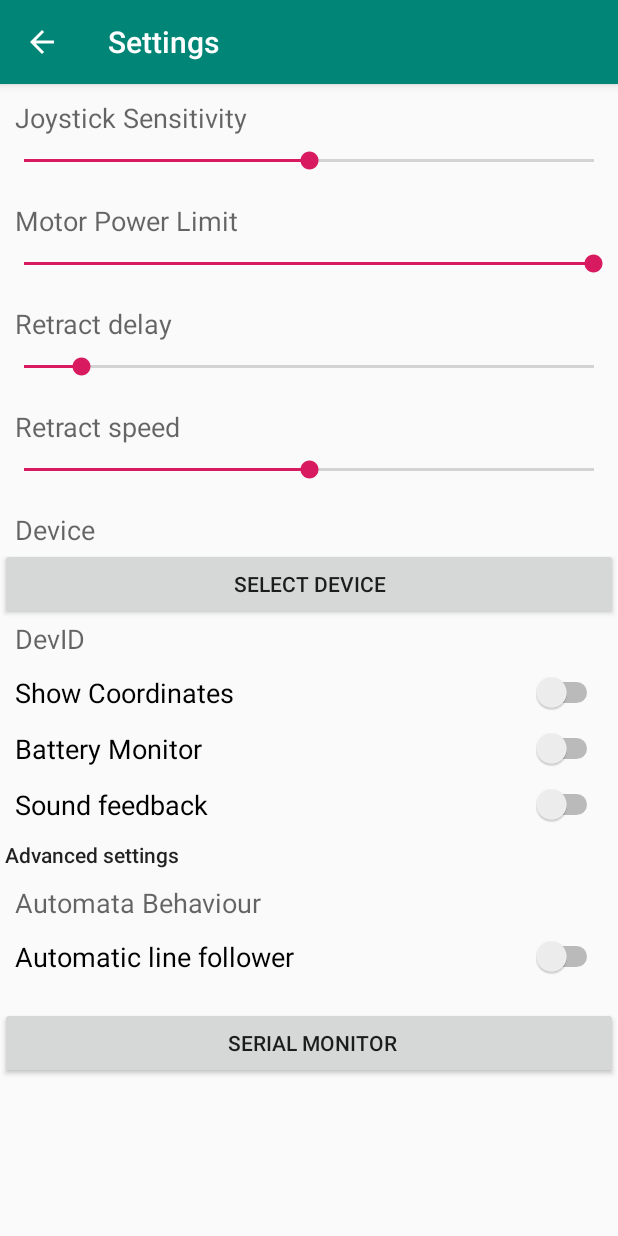
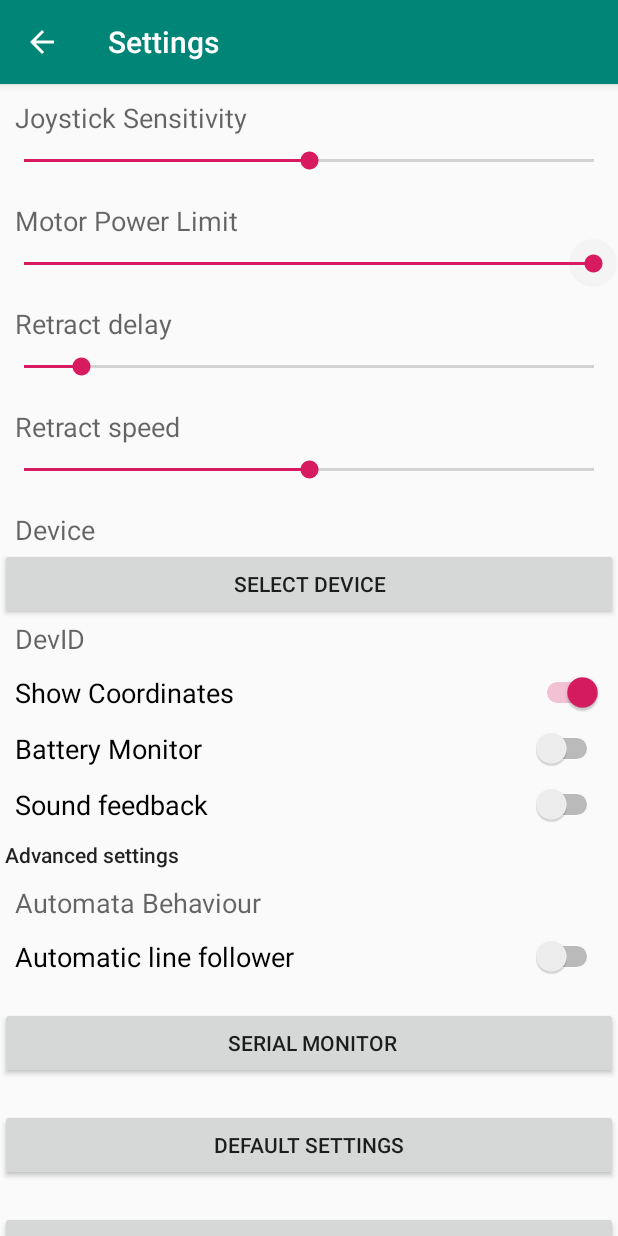
Before and after one commit to VideoMem/Remote-Joystick, an Android app: the SettingsView screen opened directly, with no data from a screen before it, on a phone screen of 412 x 824 dp. Run offline under Robolectric (Android 15) with nearby library versions, the phone set to English and light mode, and no system bars.

Commit message:
Settings Activity Shared Params

```diff
--- a/app/src/main/AndroidManifest.xml
+++ b/app/src/main/AndroidManifest.xml
@@ -1,14 +1,17 @@
 <?xml version="1.0" encoding="utf-8"?>
 <manifest xmlns:android="http://schemas.android.com/apk/res/android"
+    xmlns:tools="http://schemas.android.com/tools"
     package="com.example.remotejoystick">
 
     <application
+        android:name=".AppParameters"
         android:allowBackup="true"
         android:icon="@mipmap/ic_launcher"
         android:label="@string/app_name"
         android:roundIcon="@mipmap/ic_launcher_round"
         android:supportsRtl="true"
-        android:theme="@style/AppTheme">
+        android:theme="@style/AppTheme"
+        tools:ignore="GoogleAppIndexingWarning">
         <activity
             android:name=".SettingsView"
             android:label="@string/title_activity_settings"
--- /dev/null
+++ b/app/src/main/java/com/example/remotejoystick/AppParameters.java
@@ -0,0 +1,42 @@
+package com.example.remotejoystick;
+
+import android.app.Application;
+import android.util.Log;
+
+public class AppParameters extends Application {
+
+    protected double sensitivity;
+    protected int power;
+    protected int retractDelay;
+    protected int retractSpeed;
+    protected boolean coordVisible;
+    protected boolean sound;
+
+    public void defaults() {
+        setPower(255);
+        setSensitivity(4);
+        setRetractDelay(300);
+        setRetractSpeed(50);
+        setCoordVisible(true);
+    }
+
+    public AppParameters() {
+        defaults();
+    }
+
+    public AppParameters self() { return this; }
+
+    public int getPower() { return power; }
+    public double getSensitivity() { return sensitivity; }
+    public void setPower(int p) { power = p; }
+    public void setSensitivity(double v) { sensitivity = v; }
+    public void setRetractDelay(int del) { retractDelay = del; }
+    public int getRetractDelay() { return retractDelay; }
+    public void setRetractSpeed(int spd) { retractSpeed = spd; }
+    public int getRetractSpeed() { return retractSpeed; }
+    public boolean showCoordinates() { return coordVisible; }
+    public void setCoordVisible(boolean v) { coordVisible = v; }
+    public boolean getSound() { return sound; }
+    public void setSound(boolean v) { sound = v; }
+
+}
--- a/app/src/main/java/com/example/remotejoystick/MainActivity.java
+++ b/app/src/main/java/com/example/remotejoystick/MainActivity.java
@@ -3,11 +3,12 @@ import android.os.Bundle;
 import androidx.appcompat.app.AppCompatActivity;
 
 public class MainActivity extends AppCompatActivity {
+    protected static XYView xy = null;
 
     @Override
     protected void onCreate(Bundle savedInstanceState) {
         super.onCreate(savedInstanceState);
-        XYView xy = new XYView(this, this);
+        xy = new XYView(this, this, ((AppParameters) this.getApplication()).self());
         setContentView(xy);
     }
 
--- a/app/src/main/java/com/example/remotejoystick/SettingsView.java
+++ b/app/src/main/java/com/example/remotejoystick/SettingsView.java
@@ -1,55 +1,182 @@
 package com.example.remotejoystick;
 
 import android.appwidget.AppWidgetManager;
+import android.content.DialogInterface;
 import android.content.Intent;
 import android.os.Bundle;
 import android.util.Log;
 import android.view.View;
 import android.widget.Button;
+import android.widget.CompoundButton;
+import android.widget.SeekBar;
+import android.widget.Switch;
 
-import androidx.appcompat.app.ActionBar;
+import androidx.appcompat.app.AlertDialog;
 import androidx.appcompat.app.AppCompatActivity;
-import androidx.preference.PreferenceFragmentCompat;
+
 
 public class SettingsView extends AppCompatActivity
-    implements View.OnClickListener {
+    implements View.OnClickListener,
+        SeekBar.OnSeekBarChangeListener,
+        Switch.OnCheckedChangeListener {
 
     protected Button mButton;
+    protected Button mReset;
+    protected Button mExit;
+    protected SeekBar power;
+    protected SeekBar sens;
+    protected SeekBar retractDelay;
+    protected SeekBar retractSpeed;
+    protected AppParameters param;
+    protected Switch showCoords;
+    protected Switch soundEnable;
+
+    @Override
+    public void onStopTrackingTouch(SeekBar seekBar) {
+    }
+
+    @Override
+    public void onStartTrackingTouch(SeekBar seekBar) {
+    }
+
+    @Override
+    public void onProgressChanged(SeekBar seekBar, int progress, boolean fromUser) {
+        switch(seekBar.getId()) {
+            case R.id.power:
+                param.setPower(power.getProgress());
+                break;
+            case R.id.sensitivity:
+                param.setSensitivity((double) sens.getProgress() / 10);
+                break;
+            case R.id.retractDelay:
+                param.setRetractDelay(retractDelay.getProgress());
+                break;
+            case R.id.retractSpeed:
+                param.setRetractSpeed(retractSpeed.getProgress());
+                break;
+        }
+    }
+
+    @Override
+    public void onCheckedChanged(CompoundButton buttonView, boolean isChecked) {
+        switch (buttonView.getId()) {
+            case R.id.showCoords:
+                param.setCoordVisible(isChecked);
+                break;
+            case R.id.soundFeed:
+                param.setSound(isChecked);
+                break;
+        }
+    }
 
     @Override
     protected void onCreate(Bundle savedInstanceState) {
         super.onCreate(savedInstanceState);
         setContentView(R.layout.settings_activity);
-        //getSupportFragmentManager()
-          //      .beginTransaction()
-          //      .replace(R.id.settings, new SettingsFragment())
-           //    .commit();
-        //ActionBar actionBar = getSupportActionBar();
-       // if (actionBar != null) {
-         //   actionBar.setDisplayHomeAsUpEnabled(true);
-        //}
+        param = ((AppParameters) this.getApplication()).self();
 
         mButton = findViewById(R.id.button);
         mButton.setOnClickListener(this);
-        Log.d("ID", "hello!");
+        mReset = findViewById(R.id.defSettings);
+        mReset.setOnClickListener(this);
+        mExit = findViewById(R.id.exitApp);
+        mExit.setOnClickListener(this);
+        power = findViewById(R.id.power);
+        power.setOnSeekBarChangeListener(this);
+        sens = findViewById(R.id.sensitivity);
+        sens.setOnSeekBarChangeListener(this);
+        retractDelay = findViewById(R.id.retractDelay);
+        retractDelay.setOnSeekBarChangeListener(this);
+        retractSpeed = findViewById(R.id.retractSpeed);
+        retractSpeed.setOnSeekBarChangeListener(this);
+        showCoords = findViewById(R.id.showCoords);
+        showCoords.setOnCheckedChangeListener(this);
+        soundEnable = findViewById(R.id.soundFeed);
+        soundEnable.setOnCheckedChangeListener(this);
+        read();
+    }
+
+    protected void read() {
+        double sns = param.getSensitivity() * 10;
+        sens.setProgress((int) sns);
+        power.setProgress(param.getPower());
+        retractDelay.setProgress(param.getRetractDelay());
+        retractSpeed.setProgress(param.getRetractSpeed());
+        showCoords.setChecked(param.showCoordinates());
+        soundEnable.setChecked(param.getSound());
+    }
+
+    public void resetDialog() {
+        AlertDialog.Builder builder = new AlertDialog.Builder(this);
+
+        builder.setTitle("Confirm parameter reset");
+        builder.setMessage("Are you sure?");
+
+        builder.setPositiveButton("YES", new DialogInterface.OnClickListener() {
+
+            public void onClick(DialogInterface dialog, int which) {
+                param.defaults();
+                read();
+                dialog.dismiss();
+            }
+        });
+
+        builder.setNegativeButton("NO", new DialogInterface.OnClickListener() {
+
+            @Override
+            public void onClick(DialogInterface dialog, int which) {
+                // Do nothing
+                dialog.dismiss();
+            }
+        });
+
+        AlertDialog alert = builder.create();
+        alert.show();
+    }
+
+    public void exitDialog() {
+        AlertDialog.Builder builder = new AlertDialog.Builder(this);
+
+        builder.setTitle("Confirm application exit");
+        builder.setMessage("Are you sure?");
+
+        builder.setPositiveButton("YES", new DialogInterface.OnClickListener() {
+
+            public void onClick(DialogInterface dialog, int which) {
+                int pid = android.os.Process.myPid();
+                android.os.Process.killProcess(pid);
+                dialog.dismiss();
+            }
+        });
+
+        builder.setNegativeButton("NO", new DialogInterface.OnClickListener() {
+
+            @Override
+            public void onClick(DialogInterface dialog, int which) {
+                // Do nothing
+                dialog.dismiss();
+            }
+        });
+
+        AlertDialog alert = builder.create();
+        alert.show();
     }
 
     @Override
     public void onClick(View view) {
-        Log.d("ID", String.valueOf(view.getId()));
-
         switch (view.getId()) {
             case R.id.button:
                 Intent intent = new Intent(this, MainActivity.class);
                 this.startActivity(intent);
                 break;
+            case R.id.defSettings:
+                resetDialog();
+                break;
+            case R.id.exitApp:
+                exitDialog();
+                break;
         }
+
     }
 
-    //public static class SettingsFragment extends PreferenceFragmentCompat {
-    //    @Override
-    //    public void onCreatePreferences(Bundle savedInstanceState, String rootKey) {
-          //  setPreferencesFromResource(R.layout.settings_activity, rootKey);
-    //    }
-    //}
 }
--- a/app/src/main/java/com/example/remotejoystick/ViewPort.java
+++ b/app/src/main/java/com/example/remotejoystick/ViewPort.java
@@ -10,7 +10,8 @@ import static java.lang.Math.round;
 import static java.lang.Math.sqrt;
 
 public class ViewPort extends View {
-    public ViewPort(Context context)  { super(context); }
+    public ViewPort(Context context, AppParameters p)  { super(context); param = p; }
+    protected AppParameters param;
 
     protected int x() {
         Point size = new Point();
@@ -54,10 +55,7 @@ public class ViewPort extends View {
     protected void rotate(int x, int y, double angle, Point res) {
         Point crt = new Point(); toCartesian(x, y, crt);
 
-        //normalize(vector); // No  need to normalize, vector is already ok...
-
         int u = (int)((double) crt.x * Math.cos(angle) - (double) crt.y * Math.sin(angle));
-
         int v = (int)((double) crt.x * Math.sin(angle) + (double) crt.y * Math.cos(angle));
 
         Point screen = new Point();
--- a/app/src/main/res/layout/settings_activity.xml
+++ b/app/src/main/res/layout/settings_activity.xml
@@ -2,10 +2,13 @@
     android:layout_width="fill_parent"
     android:layout_height="fill_parent"
     xmlns:android="http://schemas.android.com/apk/res/android">
+
     <ScrollView
+        android:id="@+id/autoFollow"
         android:layout_width="fill_parent"
         android:layout_height="wrap_content">
-        <LinearLayout xmlns:android="http://schemas.android.com/apk/res/android"
+
+        <LinearLayout
             android:layout_width="match_parent"
             android:layout_height="match_parent"
             android:orientation="vertical"
@@ -28,8 +31,8 @@
                 style="@style/Widget.AppCompat.SeekBar"
                 android:layout_width="match_parent"
                 android:layout_height="34dp"
-                android:max="8"
-                android:progress="4" />
+                android:max="80"
+                android:progress="40" />
 
             <TextView
                 android:id="@+id/textView3"
@@ -44,6 +47,9 @@
                 android:id="@+id/power"
                 android:layout_width="match_parent"
                 android:layout_height="34dp"
+                android:clickable="true"
+                android:focusable="auto"
+                android:focusableInTouchMode="true"
                 android:indeterminate="false"
                 android:max="255"
                 android:progress="255" />
@@ -75,7 +81,7 @@
                 android:textAppearance="@style/TextAppearance.AppCompat.Medium" />
 
             <SeekBar
-                android:id="@+id/retractDelay2"
+                android:id="@+id/retractSpeed"
                 android:layout_width="match_parent"
                 android:layout_height="34dp"
                 android:indeterminate="false"
@@ -107,7 +113,7 @@
                 android:verticalScrollbarPosition="defaultPosition" />
 
             <Switch
-                android:id="@+id/autoauto2"
+                android:id="@+id/showCoords"
                 android:layout_width="match_parent"
                 android:layout_height="wrap_content"
                 android:layout_marginLeft="10dp"
@@ -117,7 +123,7 @@
                 android:textAppearance="@style/TextAppearance.AppCompat.Medium" />
 
             <Switch
-                android:id="@+id/autoauto3"
+                android:id="@+id/batMon"
                 android:layout_width="match_parent"
                 android:layout_height="wrap_content"
                 android:layout_marginLeft="10dp"
@@ -127,7 +133,7 @@
                 android:textAppearance="@style/TextAppearance.AppCompat.Medium" />
 
             <Switch
-                android:id="@+id/autoauto4"
+                android:id="@+id/soundFeed"
                 android:layout_width="match_parent"
                 android:layout_height="wrap_content"
                 android:layout_marginLeft="10dp"
@@ -171,6 +177,20 @@
                 android:layout_marginTop="20dp"
                 android:text=" Serial Monitor" />
 
+            <Button
+                android:id="@+id/defSettings"
+                android:layout_width="match_parent"
+                android:layout_height="wrap_content"
+                android:layout_marginTop="20dp"
+                android:text="Default Settings" />
+
+            <Button
+                android:id="@+id/exitApp"
+                android:layout_width="match_parent"
+                android:layout_height="wrap_content"
+                android:layout_marginTop="20dp"
+                android:text="Quit Application" />
+
             <FrameLayout
                 android:id="@+id/settings"
                 android:layout_width="match_parent"
```
Also changed, not shown: app/src/main/java/com/example/remotejoystick/JoystickWidgets.java (+14 -17 lines), app/src/main/java/com/example/remotejoystick/XYView.java (+8 -6 lines).
